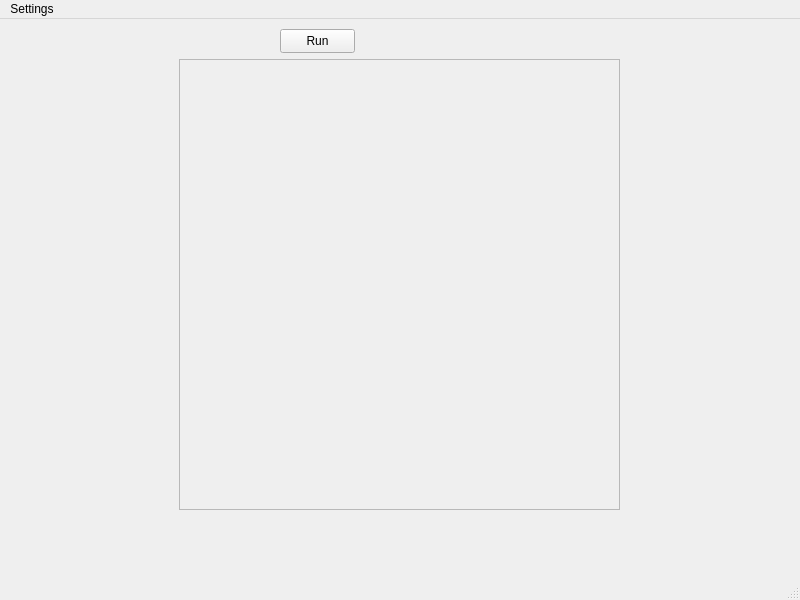
Old version of the form MainWindow.ui in the repository DevelopmentGaggle/HACKMIT-22.
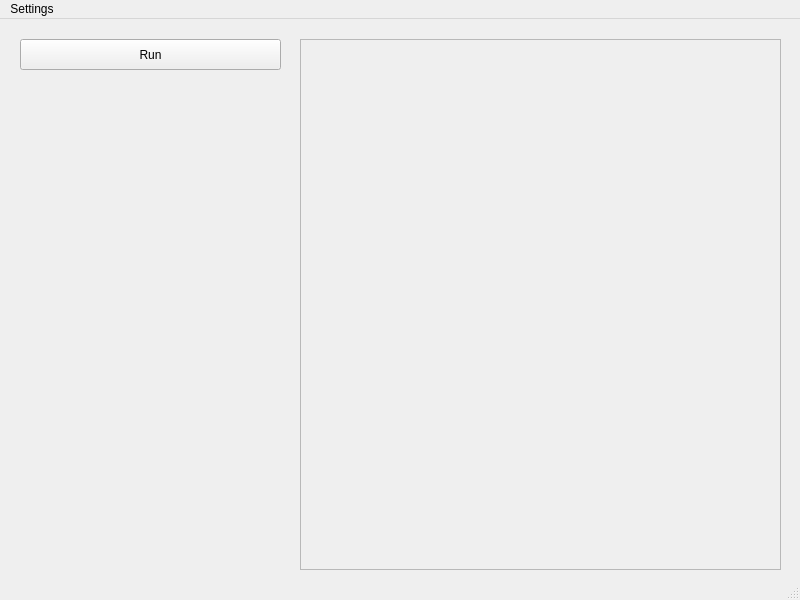
New version of the form.

Patch:
```diff
--- a/MainWindow.ui
+++ b/MainWindow.ui
@@ -17,12 +17,15 @@
    <widget class="QScrollArea" name="scrollArea">
     <property name="geometry">
      <rect>
-      <x>179</x>
-      <y>40</y>
-      <width>441</width>
-      <height>451</height>
+      <x>300</x>
+      <y>20</y>
+      <width>481</width>
+      <height>531</height>
      </rect>
     </property>
+    <property name="frameShadow">
+     <enum>QFrame::Plain</enum>
+    </property>
     <property name="widgetResizable">
      <bool>true</bool>
     </property>
@@ -31,17 +34,17 @@
       <rect>
        <x>0</x>
        <y>0</y>
-       <width>439</width>
-       <height>449</height>
+       <width>479</width>
+       <height>529</height>
       </rect>
      </property>
      <widget class="QWidget" name="verticalLayoutWidget">
       <property name="geometry">
        <rect>
-        <x>10</x>
-        <y>10</y>
-        <width>421</width>
-        <height>431</height>
+        <x>0</x>
+        <y>0</y>
+        <width>481</width>
+        <height>531</height>
        </rect>
       </property>
       <layout class="QVBoxLayout" name="verticalLayout"/>
@@ -51,16 +54,27 @@
    <widget class="QPushButton" name="pushButton">
     <property name="geometry">
      <rect>
-      <x>280</x>
-      <y>10</y>
-      <width>75</width>
-      <height>24</height>
+      <x>20</x>
+      <y>20</y>
+      <width>261</width>
+      <height>31</height>
      </rect>
     </property>
     <property name="text">
      <string>Run</string>
     </property>
    </widget>
+   <widget class="QWidget" name="verticalLayoutWidget_2">
+    <property name="geometry">
+     <rect>
+      <x>20</x>
+      <y>70</y>
+      <width>261</width>
+      <height>481</height>
+     </rect>
+    </property>
+    <layout class="QVBoxLayout" name="verticalLayout_2"/>
+   </widget>
   </widget>
   <widget class="QStatusBar" name="statusbar"/>
   <widget class="QMenuBar" name="menubar">
```
Left out of the diff: 2 changed lines with no effect on the pictures.
